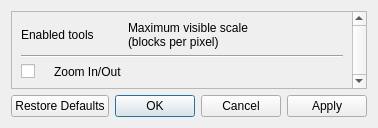
DUzzL/Seed-Atlas, file src/maptoolsdialog.ui: the form before one commit.
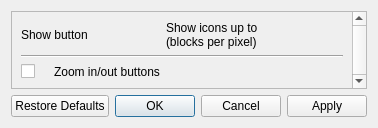
The form after the commit. Icons and pictures are not drawn.

```diff
--- a/src/maptoolsdialog.ui
+++ b/src/maptoolsdialog.ui
@@ -52,7 +52,7 @@
        <item row="2" column="2">
         <widget class="QLabel" name="label_4">
          <property name="text">
-          <string>Zoom In/Out</string>
+          <string>Zoom in/out buttons</string>
          </property>
         </widget>
        </item>
@@ -65,7 +65,7 @@
           </sizepolicy>
          </property>
          <property name="text">
-          <string>Maximum visible scale
+          <string>Show icons up to
 (blocks per pixel)</string>
          </property>
         </widget>
@@ -80,7 +80,7 @@
        <item row="0" column="0" colspan="3">
         <widget class="QLabel" name="label">
          <property name="text">
-          <string>Enabled tools</string>
+          <string>Show button</string>
          </property>
         </widget>
        </item>
```
Left out of the diff: 5 changed lines with no effect on the pictures.
